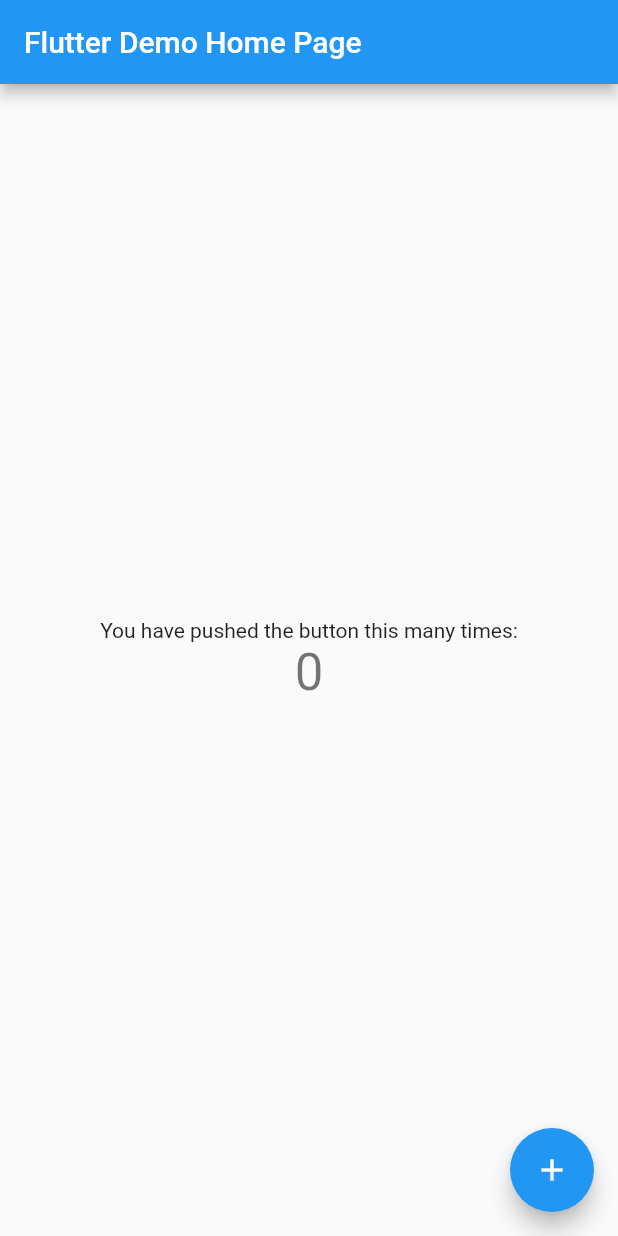
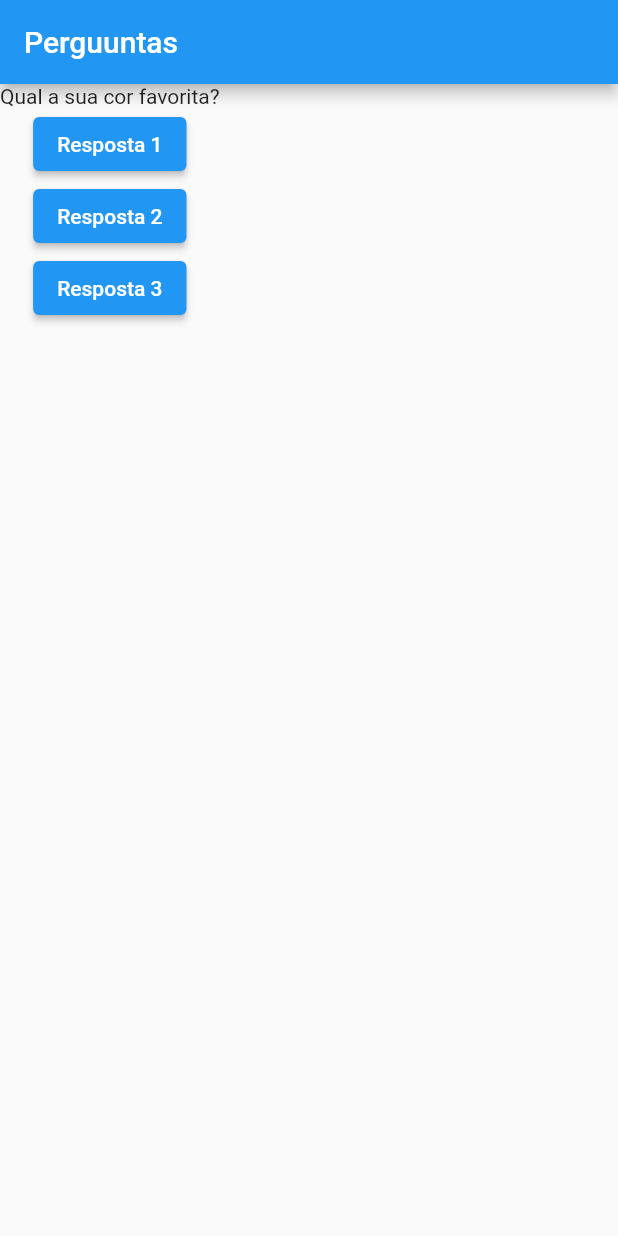
Before and after one commit to Mateusr337/simple-quizz, a Flutter app: the screen it shows after launch, on a phone screen of 412 x 824 dp. Run offline on Flutter 3.47's test engine with Material 2 defaults, Android fonts, the phone set to English and light mode, and no system bars.

Commit message:
feat: create MVP app

```diff
--- a/lib/main.dart
+++ b/lib/main.dart
@@ -1,115 +1,56 @@
 import 'package:flutter/material.dart';
 
-void main() {
-  runApp(const MyApp());
+main() {
+  runApp(PerguntaApp());
 }
 
-class MyApp extends StatelessWidget {
-  const MyApp({super.key});
+class PerguntaAppState extends State<PerguntaApp> {
+  var perguntaSelecionada = 0;
 
-  // This widget is the root of your application.
+  void responder() {
+    setState(() {
+      perguntaSelecionada++;
+    });
+    print(perguntaSelecionada);
+  }
+
   @override
   Widget build(BuildContext context) {
+    final List<String> perguntas = [
+      "Qual a sua cor favorita?",
+      "Qual o seu animal favorito?",
+    ];
+
     return MaterialApp(
-      title: 'Flutter Demo',
-      theme: ThemeData(
-        // This is the theme of your application.
-        //
-        // Try running your application with "flutter run". You'll see the
-        // application has a blue toolbar. Then, without quitting the app, try
-        // changing the primarySwatch below to Colors.green and then invoke
-        // "hot reload" (press "r" in the console where you ran "flutter run",
-        // or simply save your changes to "hot reload" in a Flutter IDE).
-        // Notice that the counter didn't reset back to zero; the application
-        // is not restarted.
-        primarySwatch: Colors.blue,
+      home: Scaffold(
+        appBar: AppBar(
+          title: const Text("Perguuntas"),
+        ),
+        body: Column(
+          children: <Widget>[
+            Text(perguntas[perguntaSelecionada]),
+            ElevatedButton(
+              onPressed: responder,
+              child: const Text('Resposta 1'),
+            ),
+            ElevatedButton(
+              onPressed: responder,
+              child: const Text('Resposta 2'),
+            ),
+            ElevatedButton(
+              onPressed: responder,
+              child: const Text('Resposta 3'),
+            ),
+          ],
+        ),
       ),
-      home: const MyHomePage(title: 'Flutter Demo Home Page'),
     );
   }
 }
 
-class MyHomePage extends StatefulWidget {
-  const MyHomePage({super.key, required this.title});
-
-  // This widget is the home page of your application. It is stateful, meaning
-  // that it has a State object (defined below) that contains fields that affect
-  // how it looks.
-
-  // This class is the configuration for the state. It holds the values (in this
-  // case the title) provided by the parent (in this case the App widget) and
-  // used by the build method of the State. Fields in a Widget subclass are
-  // always marked "final".
-
-  final String title;
-
+class PerguntaApp extends StatefulWidget {
   @override
-  State<MyHomePage> createState() => _MyHomePageState();
-}
-
-class _MyHomePageState extends State<MyHomePage> {
-  int _counter = 0;
-
-  void _incrementCounter() {
-    setState(() {
-      // This call to setState tells the Flutter framework that something has
-      // changed in this State, which causes it to rerun the build method below
-      // so that the display can reflect the updated values. If we changed
-      // _counter without calling setState(), then the build method would not be
-      // called again, and so nothing would appear to happen.
-      _counter++;
-    });
-  }
-
-  @override
-  Widget build(BuildContext context) {
-    // This method is rerun every time setState is called, for instance as done
-    // by the _incrementCounter method above.
-    //
-    // The Flutter framework has been optimized to make rerunning build methods
-    // fast, so that you can just rebuild anything that needs updating rather
-    // than having to individually change instances of widgets.
-    return Scaffold(
-      appBar: AppBar(
-        // Here we take the value from the MyHomePage object that was created by
-        // the App.build method, and use it to set our appbar title.
-        title: Text(widget.title),
-      ),
-      body: Center(
-        // Center is a layout widget. It takes a single child and positions it
-        // in the middle of the parent.
-        child: Column(
-          // Column is also a layout widget. It takes a list of children and
-          // arranges them vertically. By default, it sizes itself to fit its
-          // children horizontally, and tries to be as tall as its parent.
-          //
-          // Invoke "debug painting" (press "p" in the console, choose the
-          // "Toggle Debug Paint" action from the Flutter Inspector in Android
-          // Studio, or the "Toggle Debug Paint" command in Visual Studio Code)
-          // to see the wireframe for each widget.
-          //
-          // Column has various properties to control how it sizes itself and
-          // how it positions its children. Here we use mainAxisAlignment to
-          // center the children vertically; the main axis here is the vertical
-          // axis because Columns are vertical (the cross axis would be
-          // horizontal).
-          mainAxisAlignment: MainAxisAlignment.center,
-          children: <Widget>[
-            const Text(
-              'You have pushed the button this many times:',
-            ),
-            Text(
-              '$_counter',
-              style: Theme.of(context).textTheme.headlineMedium,
-            ),
-          ],
-        ),
-      ),
-      floatingActionButton: FloatingActionButton(
-        onPressed: _incrementCounter,
-        tooltip: 'Increment',
-        child: const Icon(Icons.add),
-      ), // This trailing comma makes auto-formatting nicer for build methods.
-    );
+  State<StatefulWidget> createState() {
+    return PerguntaAppState();
   }
 }
```
